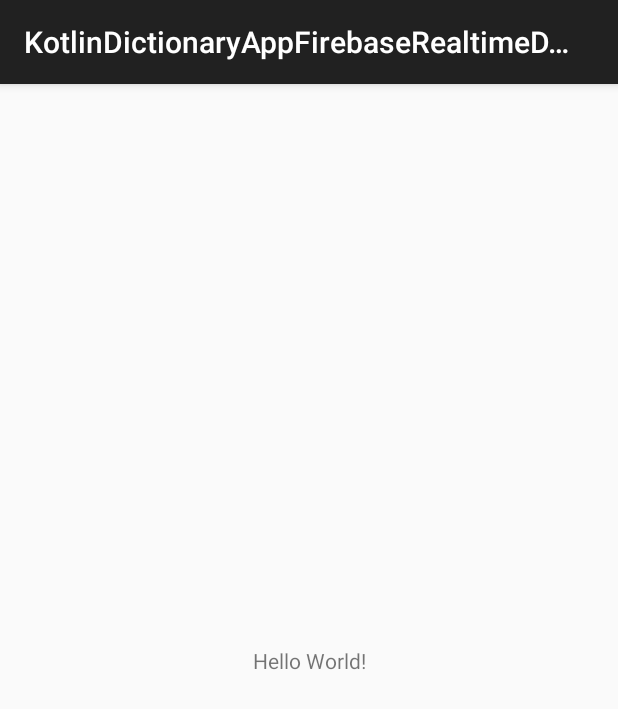
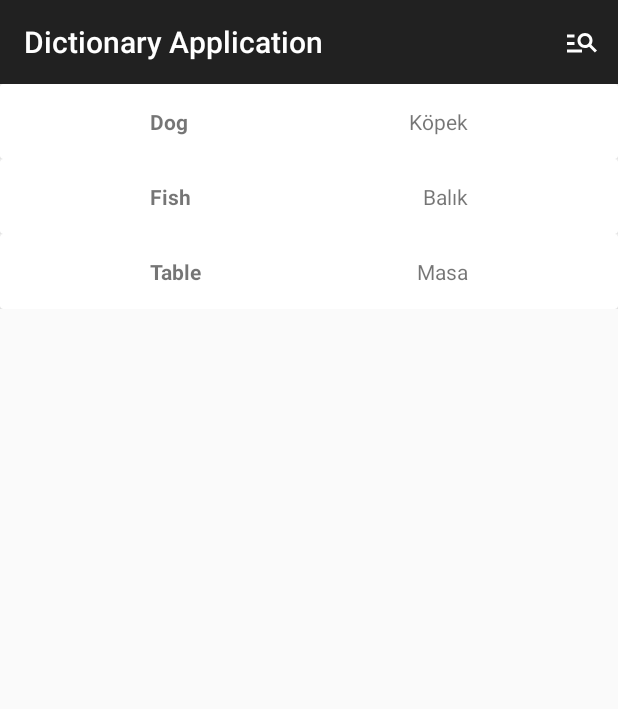
Before and after one commit to ismailmesutmujde/AK099-KotlinDictionaryAppFirebaseRealtimeDatabase, an Android app: the screen it shows after launch (MainActivity before the commit, MainScreenActivity after it), on a phone screen of 412 x 824 dp. Shown: the top 709 px of the screen. Run offline under Robolectric (Android 15) with nearby library versions, the phone set to English and light mode, and no system bars.

Commit message:
updated: ui design and pre-coding

```diff
--- a/app/build.gradle.kts
+++ b/app/build.gradle.kts
@@ -6,6 +6,10 @@ plugins {
 android {
     namespace = "com.ismailmesutmujde.kotlindictionaryappfirebaserealtimedatabase"
     compileSdk = 34
+
+    buildFeatures {
+        viewBinding = true
+    }
 
     defaultConfig {
         applicationId = "com.ismailmesutmujde.kotlindictionaryappfirebaserealtimedatabase"
--- a/app/src/main/java/com/ismailmesutmujde/kotlindictionaryappfirebaserealtimedatabase/MainActivity.kt
+++ /dev/null
@@ -1,13 +0,0 @@
-package com.ismailmesutmujde.kotlindictionaryappfirebaserealtimedatabase
-
-import android.os.Bundle
-import androidx.appcompat.app.AppCompatActivity
-
-
-class MainActivity : AppCompatActivity() {
-    override fun onCreate(savedInstanceState: Bundle?) {
-        super.onCreate(savedInstanceState)
-        setContentView(R.layout.activity_main)
-
-    }
-}
--- /dev/null
+++ b/app/src/main/java/com/ismailmesutmujde/kotlindictionaryappfirebaserealtimedatabase/adapter/WordsRecyclerViewAdapter.kt
@@ -0,0 +1,52 @@
+package com.ismailmesutmujde.kotlindictionaryappfirebaserealtimedatabase.adapter
+
+import android.content.Context
+import android.content.Intent
+import android.view.LayoutInflater
+import android.view.View
+import android.view.ViewGroup
+import android.widget.TextView
+import androidx.cardview.widget.CardView
+import androidx.recyclerview.widget.RecyclerView
+import com.ismailmesutmujde.kotlindictionaryappfirebaserealtimedatabase.R
+import com.ismailmesutmujde.kotlindictionaryappfirebaserealtimedatabase.model.Words
+import com.ismailmesutmujde.kotlindictionaryappfirebaserealtimedatabase.view.DetailScreenActivity
+
+class WordsRecyclerViewAdapter(private val mContext : Context, private val wordsList : List<Words>)
+    : RecyclerView.Adapter<WordsRecyclerViewAdapter.CardDesignHolder>() {
+    inner class CardDesignHolder(view : View) : RecyclerView.ViewHolder(view) {
+        var word_card: CardView
+        var textViewEnglish: TextView
+        var textViewTurkish: TextView
+
+        init {
+            word_card = view.findViewById(R.id.word_card)
+            textViewEnglish = view.findViewById(R.id.textViewEnglish)
+            textViewTurkish= view.findViewById(R.id.textViewTurkish)
+        }
+    }
+
+    override fun onCreateViewHolder(parent: ViewGroup, viewType: Int): CardDesignHolder {
+        val design = LayoutInflater.from(mContext).inflate(R.layout.card_design, parent, false)
+        return CardDesignHolder(design)
+    }
+
+    override fun getItemCount(): Int {
+        return wordsList.size
+    }
+
+    override fun onBindViewHolder(holder: CardDesignHolder, position: Int) {
+        val word = wordsList.get(position)
+
+        holder.textViewEnglish.text = word.english
+        holder.textViewTurkish.text = word.turkish
+
+        holder.word_card.setOnClickListener {
+
+            val intent = Intent(mContext, DetailScreenActivity::class.java)
+            intent.putExtra("obj", word)
+            mContext.startActivity(intent)
+
+        }
+    }
+}
--- /dev/null
+++ b/app/src/main/java/com/ismailmesutmujde/kotlindictionaryappfirebaserealtimedatabase/model/Words.kt
@@ -0,0 +1,7 @@
+package com.ismailmesutmujde.kotlindictionaryappfirebaserealtimedatabase.model
+
+import java.io.Serializable
+
+data class Words (var word_id : Int, var english : String, var turkish : String) : Serializable {
+
+}
--- /dev/null
+++ b/app/src/main/java/com/ismailmesutmujde/kotlindictionaryappfirebaserealtimedatabase/view/DetailScreenActivity.kt
@@ -0,0 +1,24 @@
+package com.ismailmesutmujde.kotlindictionaryappfirebaserealtimedatabase.view
+
+import android.os.Bundle
+import androidx.appcompat.app.AppCompatActivity
+import com.ismailmesutmujde.kotlindictionaryappfirebaserealtimedatabase.R
+import com.ismailmesutmujde.kotlindictionaryappfirebaserealtimedatabase.databinding.ActivityDetailScreenBinding
+import com.ismailmesutmujde.kotlindictionaryappfirebaserealtimedatabase.model.Words
+
+class DetailScreenActivity : AppCompatActivity() {
+
+    private lateinit var bindingDetailScreen : ActivityDetailScreenBinding
+    override fun onCreate(savedInstanceState: Bundle?) {
+        super.onCreate(savedInstanceState)
+        bindingDetailScreen = ActivityDetailScreenBinding.inflate(layoutInflater)
+        val view = bindingDetailScreen.root
+        setContentView(view)
+
+        val word = intent.getSerializableExtra("obj") as Words
+
+        bindingDetailScreen.textViewEnglish2.text = word.english
+        bindingDetailScreen.textViewTurkish2.text = word.turkish
+
+    }
+}
--- /dev/null
+++ b/app/src/main/java/com/ismailmesutmujde/kotlindictionaryappfirebaserealtimedatabase/view/MainScreenActivity.kt
@@ -0,0 +1,64 @@
+package com.ismailmesutmujde.kotlindictionaryappfirebaserealtimedatabase.view
+
+import android.os.Bundle
+import android.util.Log
+import android.view.Menu
+import androidx.appcompat.app.AppCompatActivity
+import androidx.appcompat.widget.SearchView
+import androidx.recyclerview.widget.LinearLayoutManager
+import com.ismailmesutmujde.kotlindictionaryappfirebaserealtimedatabase.R
+import com.ismailmesutmujde.kotlindictionaryappfirebaserealtimedatabase.adapter.WordsRecyclerViewAdapter
+import com.ismailmesutmujde.kotlindictionaryappfirebaserealtimedatabase.databinding.ActivityMainScreenBinding
+import com.ismailmesutmujde.kotlindictionaryappfirebaserealtimedatabase.model.Words
+
+
+class MainScreenActivity : AppCompatActivity(), SearchView.OnQueryTextListener {
+
+    private lateinit var bindingMainScreen : ActivityMainScreenBinding
+    private lateinit var wordsList:ArrayList<Words>
+    private lateinit var adapter: WordsRecyclerViewAdapter
+    override fun onCreate(savedInstanceState: Bundle?) {
+        super.onCreate(savedInstanceState)
+        bindingMainScreen = ActivityMainScreenBinding.inflate(layoutInflater)
+        val view = bindingMainScreen.root
+        setContentView(view)
+
+        bindingMainScreen.toolbar.title = "Dictionary Application"
+        setSupportActionBar(bindingMainScreen.toolbar)
+
+        bindingMainScreen.recyclerView.setHasFixedSize(true)
+        bindingMainScreen.recyclerView.layoutManager = LinearLayoutManager(this)
+
+        wordsList = ArrayList()
+        val w1 = Words(1, "Dog","Köpek")
+        val w2 = Words(2, "Fish","Balık")
+        val w3 = Words(3, "Table","Masa")
+
+        wordsList.add(w1)
+        wordsList.add(w2)
+        wordsList.add(w3)
+
+        adapter = WordsRecyclerViewAdapter(this@MainScreenActivity, wordsList)
+        bindingMainScreen.recyclerView.adapter = adapter
+
+    }
+    override fun onCreateOptionsMenu(menu: Menu?): Boolean {
+        menuInflater.inflate(R.menu.toolbar_menu, menu)
+        val item = menu?.findItem(R.id.action_search)
+        val searchView = item?.actionView as SearchView
+        searchView.setOnQueryTextListener(this)
+        return super.onCreateOptionsMenu(menu)
+    }
+
+    override fun onQueryTextSubmit(query: String): Boolean {
+
+        Log.e("Sent Search", query)
+        return true
+    }
+
+    override fun onQueryTextChange(newText: String): Boolean {
+
+        Log.e("As letters are entered", newText)
+        return true
+    }
+}
--- /dev/null
+++ b/app/src/main/res/drawable/search_image.xml
@@ -0,0 +1,5 @@
+<vector xmlns:android="http://schemas.android.com/apk/res/android" android:autoMirrored="true" android:height="24dp" android:tint="#FFFFFF" android:viewportHeight="24" android:viewportWidth="24" android:width="24dp">
+
+    <path android:fillColor="@android:color/white" android:pathData="M7,9H2V7h5V9zM7,12H2v2h5V12zM20.59,19l-3.83,-3.83C15.96,15.69 15.02,16 14,16c-2.76,0 -5,-2.24 -5,-5s2.24,-5 5,-5s5,2.24 5,5c0,1.02 -0.31,1.96 -0.83,2.75L22,17.59L20.59,19zM17,11c0,-1.65 -1.35,-3 -3,-3s-3,1.35 -3,3s1.35,3 3,3S17,12.65 17,11zM2,19h10v-2H2V19z"/>
+
+</vector>
--- /dev/null
+++ b/app/src/main/res/layout/activity_detail_screen.xml
@@ -0,0 +1,38 @@
+<?xml version="1.0" encoding="utf-8"?>
+<androidx.constraintlayout.widget.ConstraintLayout xmlns:android="http://schemas.android.com/apk/res/android"
+    xmlns:app="http://schemas.android.com/apk/res-auto"
+    xmlns:tools="http://schemas.android.com/tools"
+    android:id="@+id/main"
+    android:layout_width="match_parent"
+    android:layout_height="match_parent"
+    tools:context=".view.DetailScreenActivity">
+
+    <TextView
+        android:id="@+id/textViewEnglish2"
+        android:layout_width="wrap_content"
+        android:layout_height="wrap_content"
+        android:text="English"
+        android:textColor="#E91E63"
+        android:textSize="40sp"
+        android:textStyle="bold"
+        app:layout_constraintBottom_toTopOf="@+id/textViewTurkish2"
+        app:layout_constraintEnd_toEndOf="parent"
+        app:layout_constraintHorizontal_bias="0.5"
+        app:layout_constraintStart_toStartOf="parent"
+        app:layout_constraintTop_toTopOf="parent"
+        app:layout_constraintVertical_bias="0.5" />
+
+    <TextView
+        android:id="@+id/textViewTurkish2"
+        android:layout_width="wrap_content"
+        android:layout_height="wrap_content"
+        android:text="Turkish"
+        android:textSize="40sp"
+        android:textStyle="bold"
+        app:layout_constraintBottom_toBottomOf="parent"
+        app:layout_constraintEnd_toEndOf="parent"
+        app:layout_constraintHorizontal_bias="0.5"
+        app:layout_constraintStart_toStartOf="parent"
+        app:layout_constraintTop_toBottomOf="@+id/textViewEnglish2"
+        app:layout_constraintVertical_bias="0.5" />
+</androidx.constraintlayout.widget.ConstraintLayout>
--- a/app/src/main/res/layout/activity_main.xml
+++ /dev/null
@@ -1,19 +0,0 @@
-<?xml version="1.0" encoding="utf-8"?>
-<androidx.constraintlayout.widget.ConstraintLayout xmlns:android="http://schemas.android.com/apk/res/android"
-    xmlns:app="http://schemas.android.com/apk/res-auto"
-    xmlns:tools="http://schemas.android.com/tools"
-    android:id="@+id/main"
-    android:layout_width="match_parent"
-    android:layout_height="match_parent"
-    tools:context=".MainActivity">
-
-    <TextView
-        android:layout_width="wrap_content"
-        android:layout_height="wrap_content"
-        android:text="Hello World!"
-        app:layout_constraintBottom_toBottomOf="parent"
-        app:layout_constraintEnd_toEndOf="parent"
-        app:layout_constraintStart_toStartOf="parent"
-        app:layout_constraintTop_toTopOf="parent" />
-
-</androidx.constraintlayout.widget.ConstraintLayout>
--- /dev/null
+++ b/app/src/main/res/layout/activity_main_screen.xml
@@ -0,0 +1,29 @@
+<?xml version="1.0" encoding="utf-8"?>
+<androidx.constraintlayout.widget.ConstraintLayout xmlns:android="http://schemas.android.com/apk/res/android"
+    xmlns:app="http://schemas.android.com/apk/res-auto"
+    xmlns:tools="http://schemas.android.com/tools"
+    android:id="@+id/main"
+    android:layout_width="match_parent"
+    android:layout_height="match_parent"
+    tools:context=".view.MainScreenActivity">
+
+    <androidx.appcompat.widget.Toolbar
+        android:id="@+id/toolbar"
+        android:layout_width="0dp"
+        android:layout_height="wrap_content"
+        android:background="?attr/colorPrimary"
+        android:minHeight="?attr/actionBarSize"
+        android:theme="?attr/actionBarTheme"
+        app:layout_constraintEnd_toEndOf="parent"
+        app:layout_constraintStart_toStartOf="parent"
+        app:layout_constraintTop_toTopOf="parent" />
+
+    <androidx.recyclerview.widget.RecyclerView
+        android:id="@+id/recyclerView"
+        android:layout_width="0dp"
+        android:layout_height="0dp"
+        app:layout_constraintBottom_toBottomOf="parent"
+        app:layout_constraintEnd_toEndOf="parent"
+        app:layout_constraintStart_toStartOf="parent"
+        app:layout_constraintTop_toBottomOf="@+id/toolbar" />
+</androidx.constraintlayout.widget.ConstraintLayout>
--- /dev/null
+++ b/app/src/main/res/layout/card_design.xml
@@ -0,0 +1,42 @@
+<?xml version="1.0" encoding="utf-8"?>
+<LinearLayout xmlns:android="http://schemas.android.com/apk/res/android"
+    xmlns:app="http://schemas.android.com/apk/res-auto"
+    xmlns:tools="http://schemas.android.com/tools"
+    android:layout_width="match_parent"
+    android:layout_height="wrap_content"
+    android:orientation="vertical">
+
+    <androidx.cardview.widget.CardView
+        android:id="@+id/word_card"
+        android:layout_width="match_parent"
+        android:layout_height="50dp">
+
+        <androidx.constraintlayout.widget.ConstraintLayout
+            android:layout_width="match_parent"
+            android:layout_height="match_parent">
+
+            <TextView
+                android:id="@+id/textViewEnglish"
+                android:layout_width="wrap_content"
+                android:layout_height="wrap_content"
+                android:layout_marginStart="100dp"
+                android:text="English"
+                android:textStyle="bold"
+                app:layout_constraintBottom_toBottomOf="parent"
+                app:layout_constraintStart_toStartOf="parent"
+                app:layout_constraintTop_toTopOf="parent"
+                app:layout_constraintVertical_bias="0.5" />
+
+            <TextView
+                android:id="@+id/textViewTurkish"
+                android:layout_width="wrap_content"
+                android:layout_height="wrap_content"
+                android:layout_marginEnd="100dp"
+                android:text="Turkish"
+                app:layout_constraintBottom_toBottomOf="parent"
+                app:layout_constraintEnd_toEndOf="parent"
+                app:layout_constraintTop_toTopOf="parent"
+                app:layout_constraintVertical_bias="0.5" />
+        </androidx.constraintlayout.widget.ConstraintLayout>
+    </androidx.cardview.widget.CardView>
+</LinearLayout>
--- /dev/null
+++ b/app/src/main/res/menu/toolbar_menu.xml
@@ -0,0 +1,13 @@
+<?xml version="1.0" encoding="utf-8"?>
+<menu xmlns:app="http://schemas.android.com/apk/res-auto"
+    xmlns:android="http://schemas.android.com/apk/res/android">
+
+    <item
+        android:id="@+id/action_search"
+        android:layout_width="wrap_content"
+        android:layout_height="wrap_content"
+        android:icon="@drawable/search_image"
+        android:title="Search"
+        app:actionViewClass="androidx.appcompat.widget.SearchView"
+        app:showAsAction="always|collapseActionView" />
+</menu>
--- a/app/src/main/res/values-night/themes.xml
+++ b/app/src/main/res/values-night/themes.xml
@@ -3,5 +3,7 @@
     <style name="Base.Theme.KotlinDictionaryAppFirebaseRealtimeDatabase" parent="Theme.Material3.DayNight.NoActionBar">
         <!-- Customize your dark theme here. -->
         <!-- <item name="colorPrimary">@color/my_dark_primary</item> -->
+        <item name="android:windowActionBar">false</item>
+        <item name="windowNoTitle">true</item>
     </style>
 </resources>
--- a/app/src/main/res/values/themes.xml
+++ b/app/src/main/res/values/themes.xml
@@ -3,6 +3,8 @@
     <style name="Base.Theme.KotlinDictionaryAppFirebaseRealtimeDatabase" parent="Theme.AppCompat.DayNight.DarkActionBar">
         <!-- Customize your light theme here. -->
         <!-- <item name="colorPrimary">@color/my_light_primary</item> -->
+        <item name="android:windowActionBar">false</item>
+        <item name="windowNoTitle">true</item>
     </style>
 
     <style name="Theme.KotlinDictionaryAppFirebaseRealtimeDatabase" parent="Base.Theme.KotlinDictionaryAppFirebaseRealtimeDatabase" />
```
Also changed, not shown: app/src/main/AndroidManifest.xml (+7 -3 lines).
